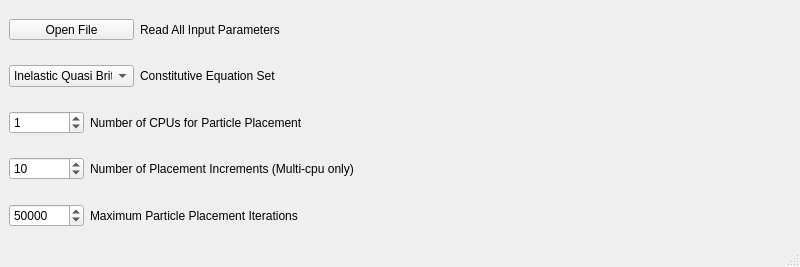
Concrete-Chrono-Development/chrono-preprocessor, file freecad/chronoConcrete/gui/ldpmMeshProps.ui: the form before one commit.
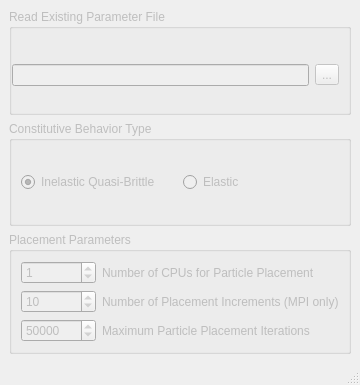
The form after the commit. Icons and pictures are not drawn. Custom widgets are drawn as their Qt base class.

Diff of the .ui file:
```diff
--- a/freecad/chronoConcrete/gui/ldpmMeshProps.ui
+++ b/freecad/chronoConcrete/gui/ldpmMeshProps.ui
@@ -6,72 +6,129 @@
    <rect>
     <x>0</x>
     <y>0</y>
-    <width>800</width>
-    <height>267</height>
+    <width>347</width>
+    <height>385</height>
    </rect>
   </property>
-  <property name="windowTitle">
-   <string>MainWindow</string>
+  <property name="sizePolicy">
+   <sizepolicy hsizetype="Preferred" vsizetype="Maximum">
+    <horstretch>0</horstretch>
+    <verstretch>0</verstretch>
+   </sizepolicy>
+  </property>
+  <property name="windowIcon">
+   <iconset resource="PartDesign.qrc">
+    <normaloff>:/icons/PartDesignWorkbench.svg</normaloff>:/icons/PartDesignWorkbench.svg</iconset>
+  </property>
+  <property name="styleSheet">
+   <string notr="true"/>
+  </property>
+  <property name="unifiedTitleAndToolBarOnMac">
+   <bool>true</bool>
   </property>
   <widget class="QWidget" name="centralwidget">
-   <layout class="QVBoxLayout" name="verticalLayout">
+   <property name="sizePolicy">
+    <sizepolicy hsizetype="Expanding" vsizetype="Expanding">
+     <horstretch>0</horstretch>
+     <verstretch>0</verstretch>
+    </sizepolicy>
+   </property>
+   <layout class="QGridLayout" name="gridLayout_3">
+    <item row="0" column="0">
+     <widget class="QGroupBox" name="gb_working_dir">
+      <property name="enabled">
+       <bool>false</bool>
+      </property>
+      <property name="title">
+       <string>Read Existing Parameter File</string>
+      </property>
+      <layout class="QHBoxLayout" name="horizontalLayout_6">
+       <property name="leftMargin">
+        <number>0</number>
+       </property>
+       <property name="bottomMargin">
+        <number>0</number>
+       </property>
     <item>
-     <layout class="QHBoxLayout" name="horizontalLayout_5">
+        <widget class="QLineEdit" name="le_working_dir">
+         <property name="enabled">
+          <bool>false</bool>
+         </property>
+         <property name="readOnly">
+          <bool>true</bool>
+         </property>
+        </widget>
+       </item>
       <item>
        <widget class="QToolButton" name="readFileButton">
-        <property name="minimumSize">
-         <size>
-          <width>125</width>
-          <height>20</height>
-         </size>
+         <property name="enabled">
+          <bool>false</bool>
         </property>
         <property name="text">
-         <string>Open File</string>
+          <string notr="true">...</string>
         </property>
        </widget>
       </item>
-      <item>
-       <widget class="QLabel" name="label_5">
-        <property name="text">
-         <string>Read All Input Parameters</string>
-        </property>
-       </widget>
-      </item>
-     </layout>
-    </item>
-    <item>
-     <layout class="QHBoxLayout" name="horizontalLayout">
-      <item>
-       <widget class="QComboBox" name="comboBox">
-        <property name="minimumSize">
-         <size>
-          <width>125</width>
-          <height>0</height>
-         </size>
-        </property>
-        <property name="maximumSize">
-         <size>
-          <width>125</width>
-          <height>16777215</height>
-         </size>
-        </property>
-        <item>
+      </layout>
+     </widget>
+    </item>
+    <item row="1" column="0">
+     <widget class="QGroupBox" name="gb_analysis_type">
+      <property name="enabled">
+       <bool>false</bool>
+      </property>
+      <property name="autoFillBackground">
+       <bool>false</bool>
+      </property>
+      <property name="styleSheet">
+       <string notr="true"/>
+      </property>
+      <property name="title">
+       <string>Constitutive Behavior Type</string>
+      </property>
+      <layout class="QGridLayout" name="gridLayout">
+       <property name="leftMargin">
+        <number>9</number>
+       </property>
+       <property name="bottomMargin">
+        <number>9</number>
+       </property>
+       <item row="1" column="0">
+        <widget class="Gui::PrefRadioButton" name="inelasticQuasi">
          <property name="text">
-          <string>Inelastic Quasi Brittle</string>
+          <string>Inelastic Quasi-Brittle</string>
          </property>
-        </item>
-       </widget>
-      </item>
-      <item>
-       <widget class="QLabel" name="label">
+         <property name="checked">
+          <bool>true</bool>
+         </property>
+        </widget>
+       </item>
+       <item row="1" column="2">
+        <widget class="Gui::PrefRadioButton" name="elastic">
         <property name="text">
-         <string>Constitutive Equation Set</string>
+          <string>Elastic</string>
         </property>
        </widget>
       </item>
      </layout>
+     </widget>
     </item>
-    <item>
+    <item row="2" column="0">
+     <widget class="QGroupBox" name="gb_analysis_type_2">
+      <property name="enabled">
+       <bool>false</bool>
+      </property>
+      <property name="title">
+       <string>Placement Parameters</string>
+      </property>
+      <layout class="QGridLayout" name="gridLayout_2">
+       <property name="leftMargin">
+        <number>9</number>
+       </property>
+       <property name="bottomMargin">
+        <number>9</number>
+       </property>
+       <item row="0" column="0">
      <layout class="QHBoxLayout" name="horizontalLayout_2">
       <item>
        <widget class="QSpinBox" name="numCPUbox">
@@ -110,7 +167,7 @@
       </item>
      </layout>
     </item>
-    <item>
+       <item row="1" column="0">
      <layout class="QHBoxLayout" name="horizontalLayout_3">
       <item>
        <widget class="QSpinBox" name="numPIncBox">
@@ -143,13 +200,13 @@
       <item>
        <widget class="QLabel" name="label_3">
         <property name="text">
-         <string>Number of Placement Increments (Multi-cpu only)</string>
+            <string>Number of Placement Increments (MPI only)</string>
         </property>
        </widget>
       </item>
      </layout>
     </item>
-    <item>
+       <item row="2" column="0">
      <layout class="QHBoxLayout" name="horizontalLayout_4">
       <item>
        <widget class="QSpinBox" name="numIncBox">
@@ -190,6 +247,9 @@
     </item>
    </layout>
   </widget>
+    </item>
+   </layout>
+  </widget>
   <widget class="QMenuBar" name="menubar">
    <property name="geometry">
     <rect>
@@ -202,6 +262,15 @@
   </widget>
   <widget class="QStatusBar" name="statusbar"/>
  </widget>
- <resources/>
+ <customwidgets>
+  <customwidget>
+   <class>Gui::PrefRadioButton</class>
+   <extends>QRadioButton</extends>
+   <header>Gui/PrefWidgets.h</header>
+  </customwidget>
+ </customwidgets>
+ <resources>
+  <include location="PartDesign.qrc"/>
+ </resources>
  <connections/>
 </ui>
```
Left out of the diff: 2 changed lines with no effect on the pictures. Lines whose indentation alone changed are shown as unchanged.
